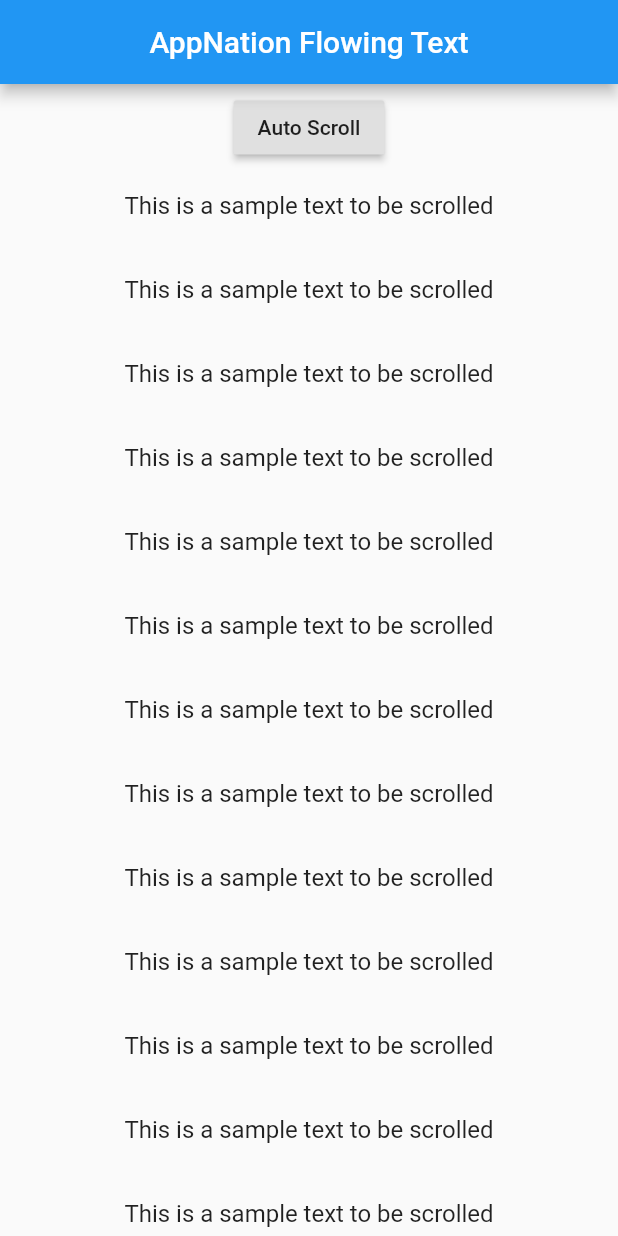
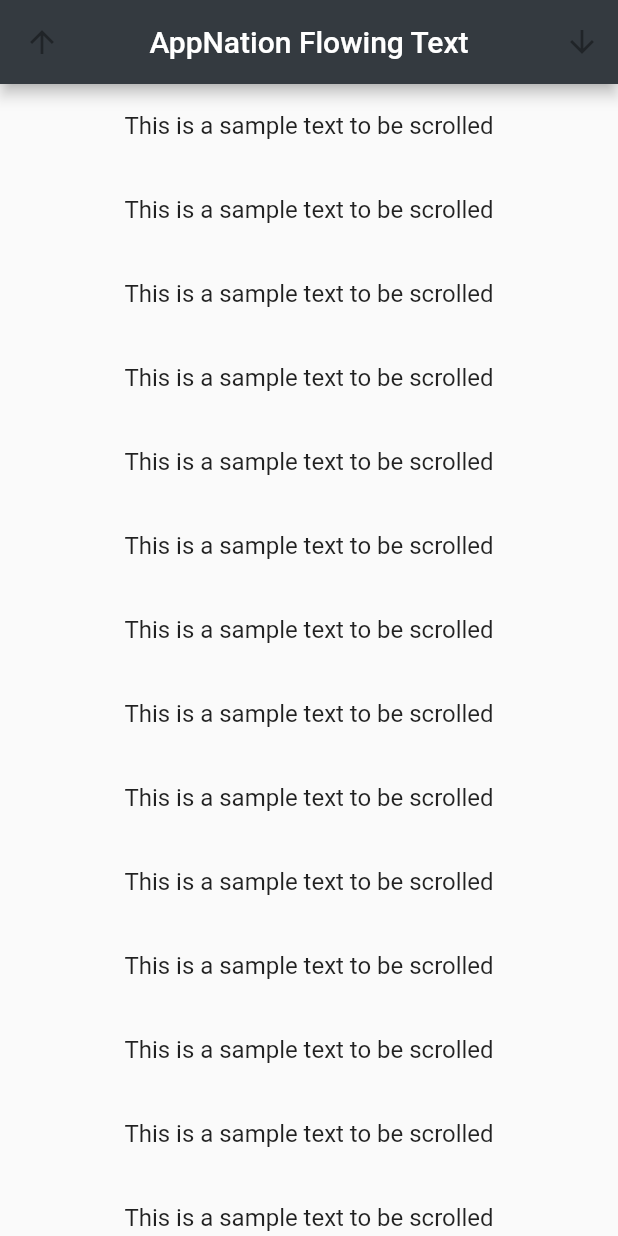
Before and after one commit to FercanSen/AppNationTechnicalTest, a Flutter app: the screen it shows after launch, on a phone screen of 412 x 824 dp. Run offline on Flutter 3.47's test engine with Material 2 defaults, Android fonts, the phone set to English and light mode, and no system bars.

Commit message:
Scroll buttons moved to appbar and theme changed

```diff
--- a/lib/main.dart
+++ b/lib/main.dart
@@ -9,8 +9,9 @@ class MyApp extends StatelessWidget {
   Widget build(BuildContext context) {
     return MaterialApp(
       title: "Flowing Text",
+      debugShowCheckedModeBanner: false,
       theme: ThemeData(
-        primarySwatch: Colors.blue,
+        primaryColor: Color(0xFF343A40),
         visualDensity: VisualDensity.adaptivePlatformDensity,
       ),
       home: MyHomePage(),
@@ -32,17 +33,21 @@ class _MyHomePageState extends State<MyHomePage> {
       appBar: AppBar(
         title: Text("AppNation Flowing Text"),
         centerTitle: true,
+        leading: IconButton(
+          icon: Icon(Icons.arrow_upward),
+          onPressed: null,
+        ),
+        actions: [
+          IconButton(
+            icon: Icon(Icons.arrow_downward),
+            onPressed: null,
+          )
+        ],
       ),
       body: SingleChildScrollView(
         child: Center(
           child: Column(
             children: [
-                const SizedBox(height: 5),
-                RaisedButton(
-                  child: Text("Auto Scroll"),
-                  // todo: add current status of the scrolling here
-                  onPressed: () {},
-                ),
               ListView.builder(
                 physics: ScrollPhysics(),
                 shrinkWrap: true,
@@ -59,6 +64,7 @@ class _MyHomePageState extends State<MyHomePage> {
             ],
           ),
         ),
-        ));
+      ),
+    );
   }
 }
```
Lines whose indentation alone changed are shown as unchanged.
